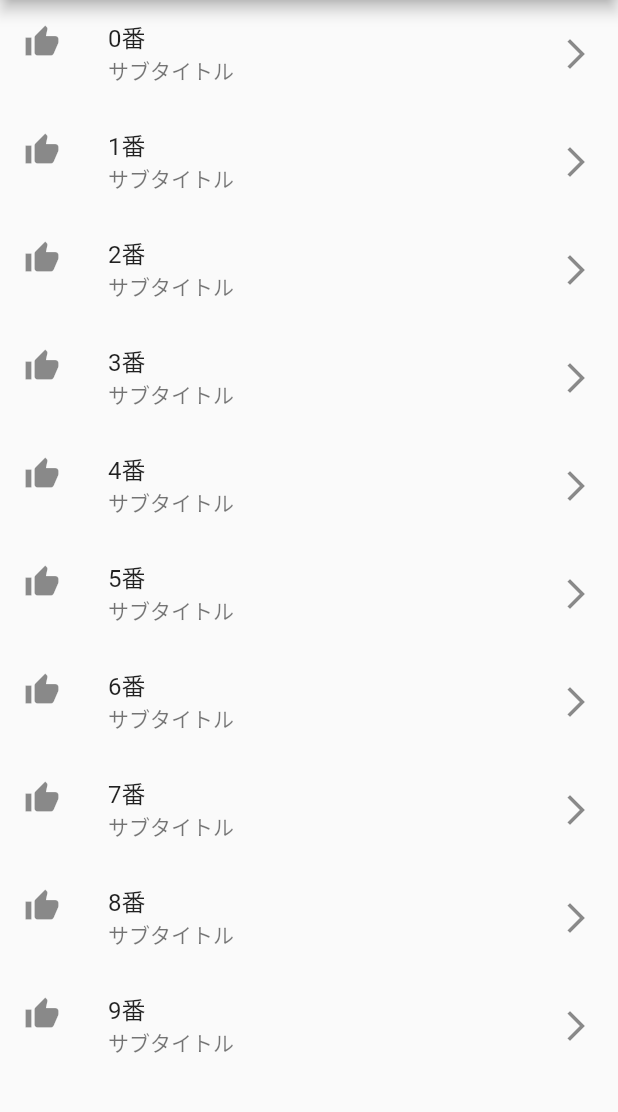
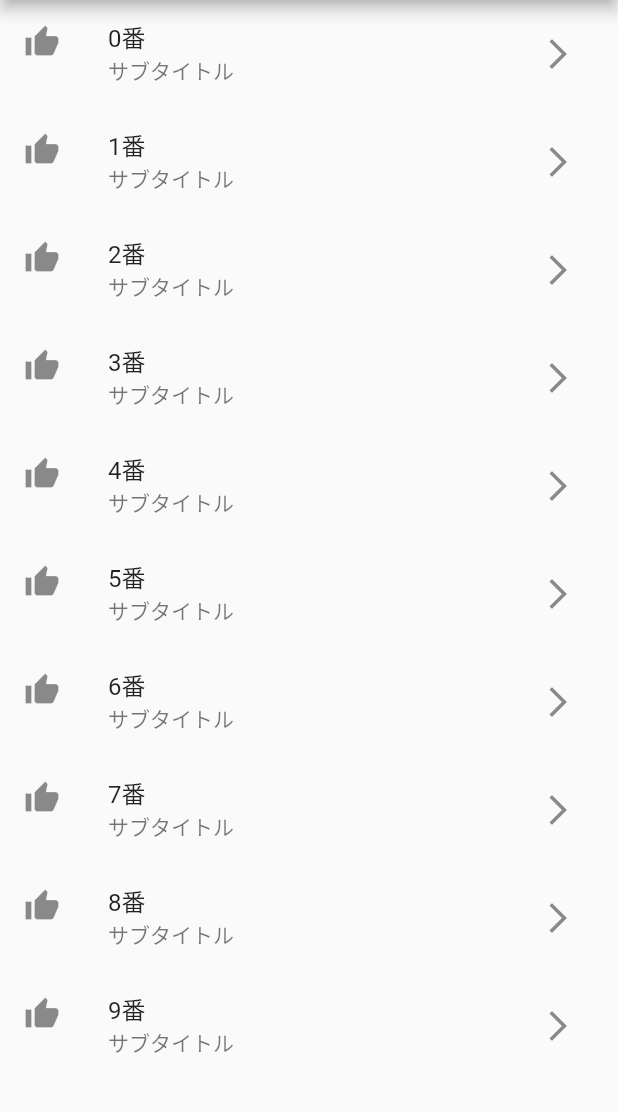
Before and after one commit to Channelsu/listview, a Flutter app: the screen it shows after launch, on a phone screen of 412 x 824 dp, the part 84-1196 px from its top. Run offline on Flutter 3.47's test engine with Material 2 defaults, Android fonts, the phone set to English and light mode, and no system bars.

Commit message:
IconをIconButtonに修正

```diff
--- a/lib/main.dart
+++ b/lib/main.dart
@@ -38,8 +38,9 @@ class MyHomePage extends StatelessWidget {
           title: Text('${index}番'),
           subtitle: Text('サブタイトル'),
           leading: Icon(Icons.thumb_up),
-          trailing: Icon(Icons.arrow_forward_ios),
-          onTap: () {
+          trailing: IconButton(
+            icon: Icon(Icons.arrow_forward_ios),
+            onPressed: () {
               Navigator.push(
                 context,
                 MaterialPageRoute(
@@ -47,6 +48,7 @@ class MyHomePage extends StatelessWidget {
                 )
               );
             },
+          ),
         );
       },
     );
```
Lines whose indentation alone changed are shown as unchanged.
